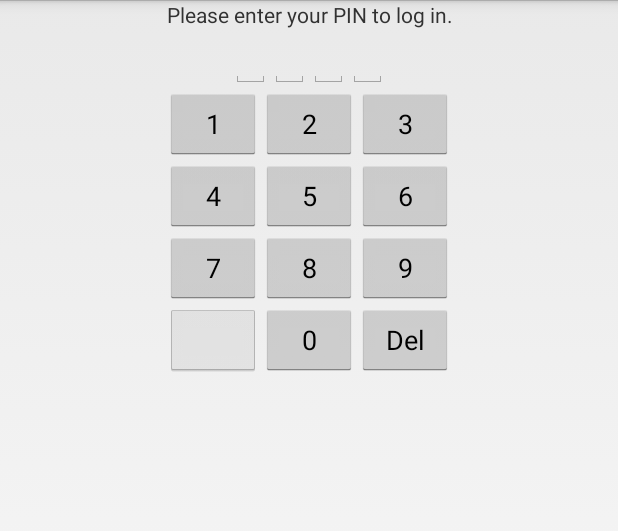
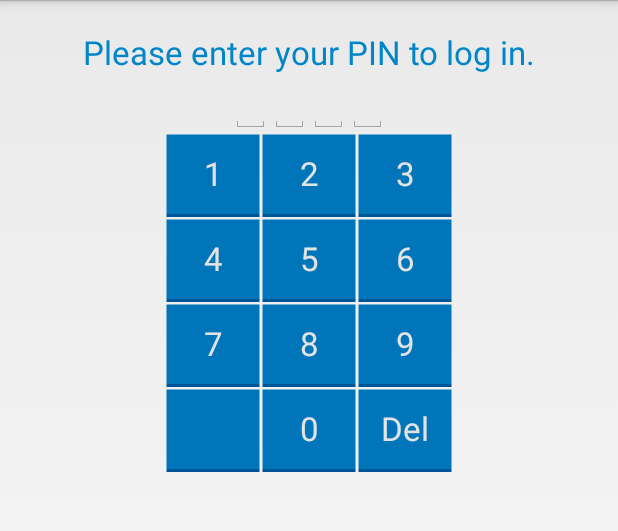
Before and after one commit to 3vezes/Postmark, an Android app: the PinActivity screen opened directly, with no data from a screen before it, on a phone screen of 412 x 824 dp, the part 72-603 px from its top. Run offline under Robolectric (Android 15) with nearby library versions, the phone set to English and light mode, and no system bars; our stand-ins replace ButterKnife; libraries missing offline, so code that uses them is left out: retrofit.client; 4 statements that could not run were skipped.

Commit message:
Button drawable for pin entry.

```diff
--- /dev/null
+++ b/src/main/res/drawable/button_pin.xml
@@ -0,0 +1,6 @@
+<?xml version="1.0" encoding="utf-8"?>
+
+<selector xmlns:android="http://schemas.android.com/apk/res/android">
+    <item android:drawable="@drawable/button_blue_pressed" android:state_pressed="true" />
+    <item android:drawable="@drawable/button_blue" />
+</selector>
--- a/src/main/res/layout/activity_pin.xml
+++ b/src/main/res/layout/activity_pin.xml
@@ -3,14 +3,18 @@
 <LinearLayout xmlns:android="http://schemas.android.com/apk/res/android"
     android:orientation="vertical"
     android:layout_width="match_parent"
-    android:layout_height="match_parent">
+    android:layout_height="match_parent"
+    android:padding="20dp">
 
     <TextView
         android:id="@+id/message"
         android:layout_width="match_parent"
         android:layout_height="wrap_content"
         android:gravity="center"
-        android:text="@string/please_enter_your_pin" />
+        android:text="@string/please_enter_your_pin"
+        android:fontFamily="sans-serif"
+        android:textColor="@color/blue"
+        android:textSize="22sp" />
 
     <LinearLayout
         android:layout_width="match_parent"
@@ -45,42 +49,76 @@
         android:layout_height="wrap_content"
         android:layout_gravity="center"
         android:columnCount="3">
-        <Button android:id="@+id/key_1"
+
+        <Button
+            style="@style/PinButton"
+            android:id="@+id/key_1"
             android:text="1"
-            android:onClick="onDigitClicked"/>
-        <Button android:id="@+id/key_2"
+            android:onClick="onDigitClicked" />
+
+        <Button
+            style="@style/PinButton"
+            android:id="@+id/key_2"
             android:text="2"
-            android:onClick="onDigitClicked"/>
-        <Button android:id="@+id/key_3"
+            android:onClick="onDigitClicked" />
+
+        <Button
+            style="@style/PinButton"
+            android:id="@+id/key_3"
             android:text="3"
-            android:onClick="onDigitClicked"/>
-        <Button android:id="@+id/key_4"
+            android:onClick="onDigitClicked" />
+
+        <Button
+            style="@style/PinButton"
+            android:id="@+id/key_4"
             android:text="4"
-            android:onClick="onDigitClicked"/>
-        <Button android:id="@+id/key_5"
+            android:onClick="onDigitClicked" />
+
+        <Button
+            style="@style/PinButton"
+            android:id="@+id/key_5"
             android:text="5"
-            android:onClick="onDigitClicked"/>
-        <Button android:id="@+id/key_6"
+            android:onClick="onDigitClicked" />
+
+        <Button
+            style="@style/PinButton"
+            android:id="@+id/key_6"
             android:text="6"
-            android:onClick="onDigitClicked"/>
-        <Button android:id="@+id/key_7"
+            android:onClick="onDigitClicked" />
+
+        <Button
+            style="@style/PinButton"
+            android:id="@+id/key_7"
             android:text="7"
-            android:onClick="onDigitClicked"/>
-        <Button android:id="@+id/key_8"
+            android:onClick="onDigitClicked" />
+
+        <Button
+            style="@style/PinButton"
+            android:id="@+id/key_8"
             android:text="8"
-            android:onClick="onDigitClicked"/>
-        <Button android:id="@+id/key_9"
+            android:onClick="onDigitClicked" />
+
+        <Button
+            style="@style/PinButton"
+            android:id="@+id/key_9"
             android:text="9"
-            android:onClick="onDigitClicked"/>
+            android:onClick="onDigitClicked" />
+
         <Button
-            android:enabled="false"
-            />
-        <Button android:id="@+id/key_0"
+            style="@style/PinButton"
+            android:enabled="false" />
+
+        <Button
+            style="@style/PinButton"
+            android:id="@+id/key_0"
             android:text="0"
-            android:onClick="onDigitClicked"/>
-        <Button android:id="@+id/back"
+            android:onClick="onDigitClicked" />
+
+        <Button
+            style="@style/PinButton"
+            android:id="@+id/back"
             android:text="@string/delete"
-            android:onClick="onDigitClicked"/>
+            android:onClick="onDigitClicked" />
     </GridLayout>
 
 </LinearLayout>
--- a/src/main/res/values/colors.xml
+++ b/src/main/res/values/colors.xml
@@ -4,9 +4,10 @@
 
     <!--Android colors -->
     <color name="blue">#0085C9</color>
+    <color name="blue_underline">#005599</color>
     <color name="green">#00AFAB</color>
     <color name="alpha_blue">#EE0085C9</color>
     <color name="red">#E1261C</color>
     <color name="gray">#7C868D</color>
-
+    <color name="white">@color/background</color>
 </resources>
--- a/src/main/res/values/dimens.xml
+++ b/src/main/res/values/dimens.xml
@@ -2,4 +2,5 @@
 <resources>
     <item name="grid_rows" type="integer">1</item>
     <item name="grid_padding" type="dimen">0dp</item>
+    <item name="text_size_large" type="dimen">22sp</item>
 </resources>
--- a/src/main/res/values/styles.xml
+++ b/src/main/res/values/styles.xml
@@ -54,4 +54,11 @@
         <item name="android:minHeight">?android:attr/listPreferredItemHeightSmall</item>
         <item name="android:paddingLeft">8dp</item>
     </style>
+
+    <style name="PinButton" parent="android:Widget.Button">
+        <item name="android:textColor">@color/white</item>
+        <item name="android:textSize">@dimen/text_size_large</item>
+        <item name="android:fontFamily">sans-serif</item>
+        <item name="android:background">@drawable/button_pin</item>
+    </style>
 </resources>
```
Also changed, not shown: src/main/res/drawable-xhdpi/button_blue.9.png (added), src/main/res/drawable-xhdpi/button_blue_pressed.9.png (added), 2 other files.
